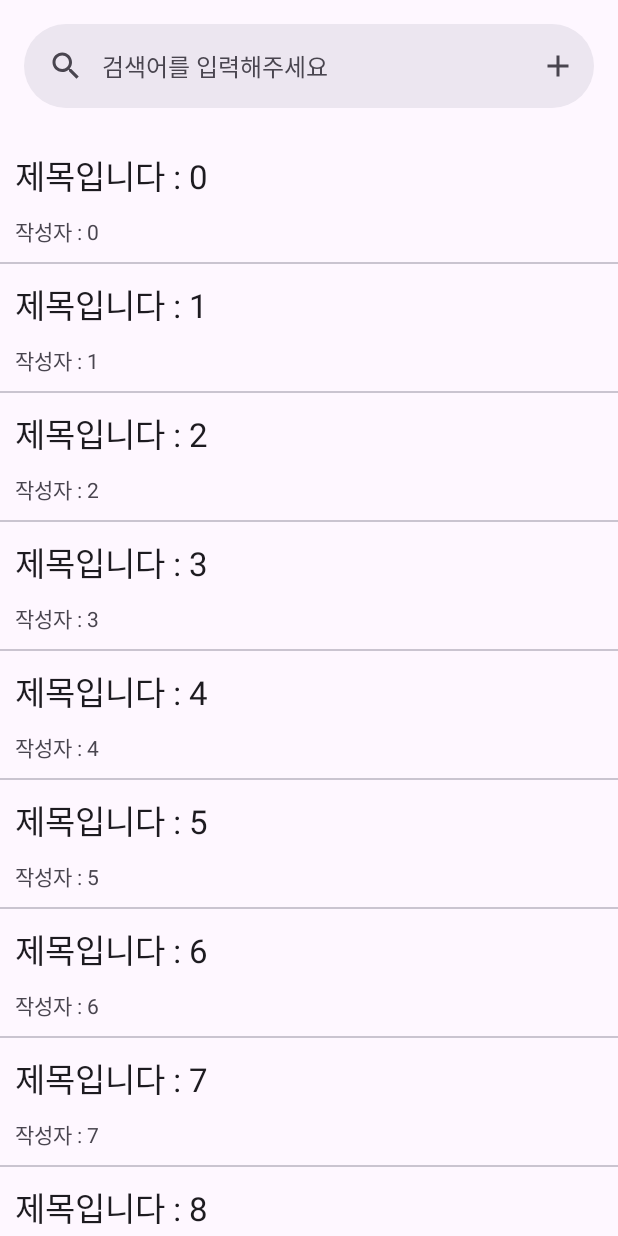
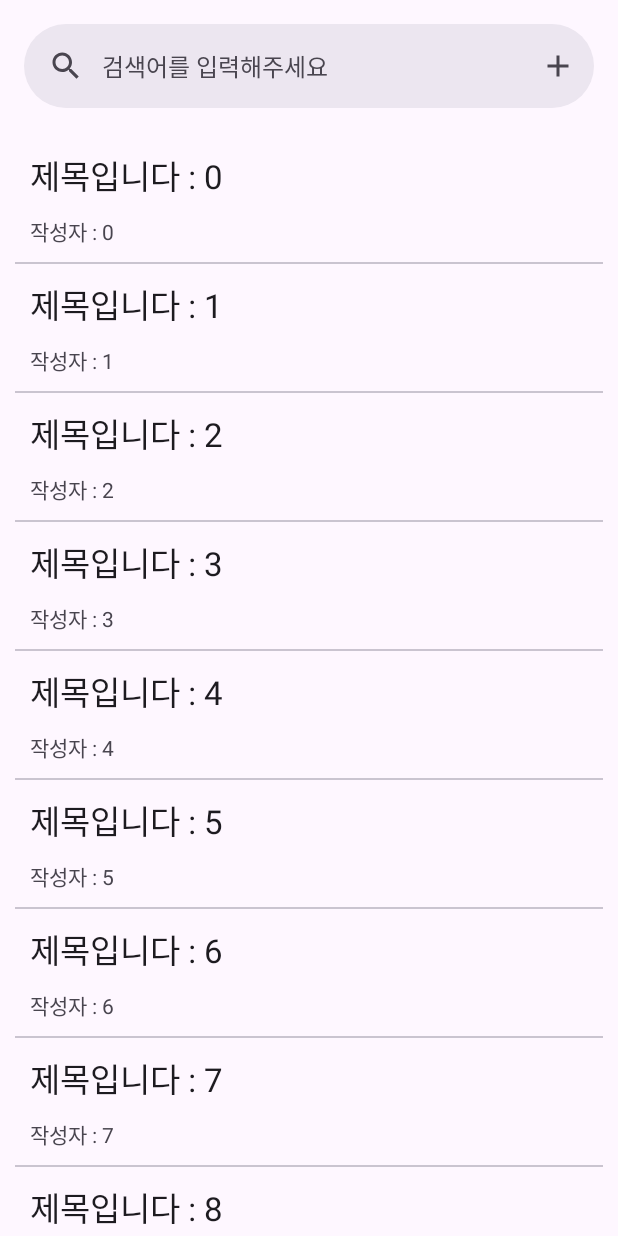
Before and after one commit to PIYUJIN/Board_Project, an Android app: the fragment PostListFragment shown on its own in the app's theme, on a phone screen of 412 x 824 dp. Run offline under Robolectric (Android 15) with nearby library versions, the phone set to English and light mode, and no system bars; 1 statement that could not run was skipped.

Commit message:
[Design] 게시글 목록 margin 수정

```diff
--- a/app/src/main/res/layout/fragment_post_list.xml
+++ b/app/src/main/res/layout/fragment_post_list.xml
@@ -15,7 +15,9 @@
         android:id="@+id/recyclerViewPostListAll"
         android:layout_width="match_parent"
         android:layout_height="match_parent"
-        android:layout_marginTop="90dp" />
+        android:layout_marginLeft="10dp"
+        android:layout_marginTop="90dp"
+        android:layout_marginRight="10dp" />
 
     <com.google.android.material.search.SearchView
         android:id="@+id/searchViewPostList"
```
